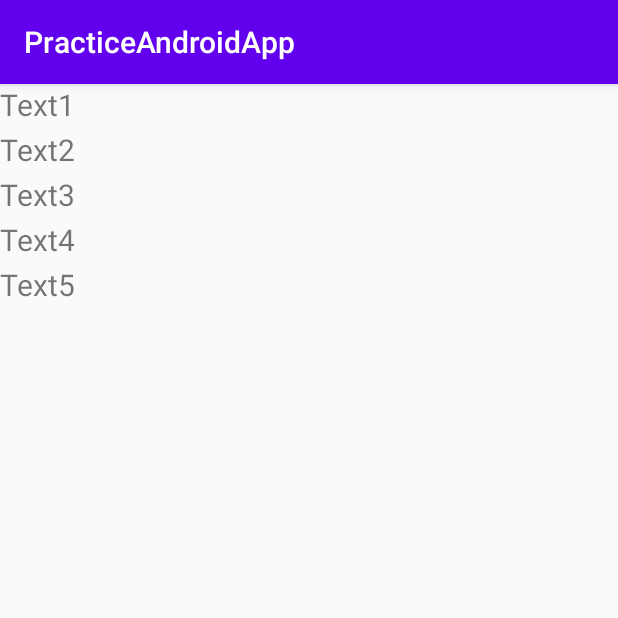
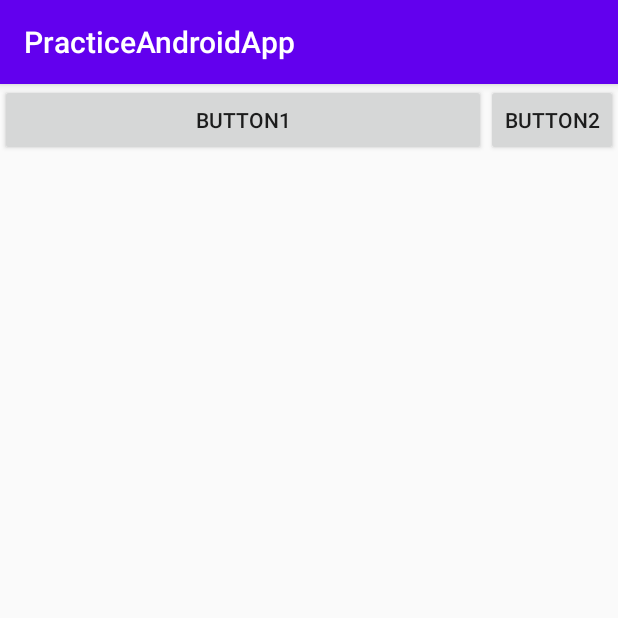
Before and after one commit to KnightOrKnave/AndroidPractice, an Android app: the Pract2Activity screen opened directly, with no data from a screen before it, on a phone screen of 412 x 824 dp, the top half of it. Run offline under Robolectric (Android 15) with nearby library versions, the phone set to English and light mode, and no system bars.

Commit message:
add pract2 button layout

```diff
--- a/app/src/main/res/layout/activity_pract2.xml
+++ b/app/src/main/res/layout/activity_pract2.xml
@@ -9,32 +9,17 @@
     <LinearLayout
         android:layout_width="match_parent"
         android:layout_height="match_parent"
-        android:orientation="vertical">
-        <TextView
+        android:orientation="horizontal">
+        <Button
+            android:layout_width="0dp"
+            android:layout_height="wrap_content"
+            android:layout_weight="1"
+            android:text="Button1" />
+
+        <Button
             android:layout_width="wrap_content"
-            android:layout_height="30dip"
-            android:text="Text1"
-            android:textSize="20sp"/>
-        <TextView
-            android:layout_width="wrap_content"
-            android:layout_height="30dip"
-            android:text="Text2"
-            android:textSize="20sp"/>
-        <TextView
-            android:layout_width="wrap_content"
-            android:layout_height="30dip"
-            android:text="Text3"
-            android:textSize="20sp"/>
-        <TextView
-            android:layout_width="wrap_content"
-            android:layout_height="30dip"
-            android:text="Text4"
-            android:textSize="20sp"/>
-        <TextView
-            android:layout_width="wrap_content"
-            android:layout_height="30dip"
-            android:text="Text5"
-            android:textSize="20sp"/>
+            android:layout_height="wrap_content"
+            android:text="Button2" />
     </LinearLayout>
 
 </androidx.constraintlayout.widget.ConstraintLayout>
```
